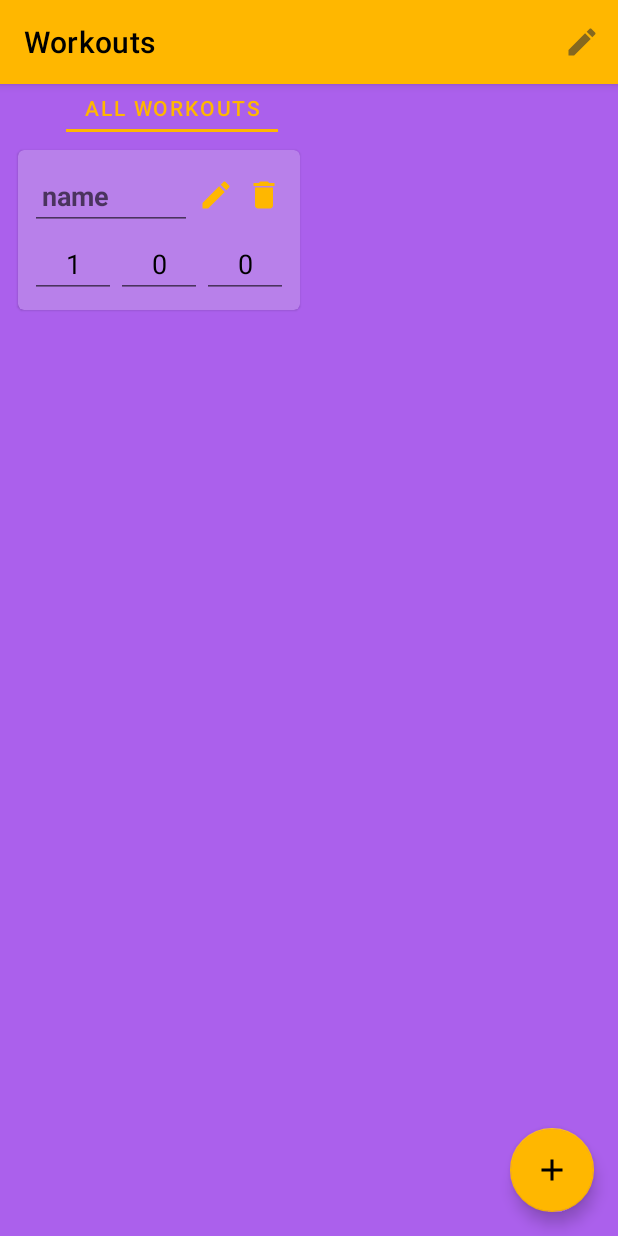
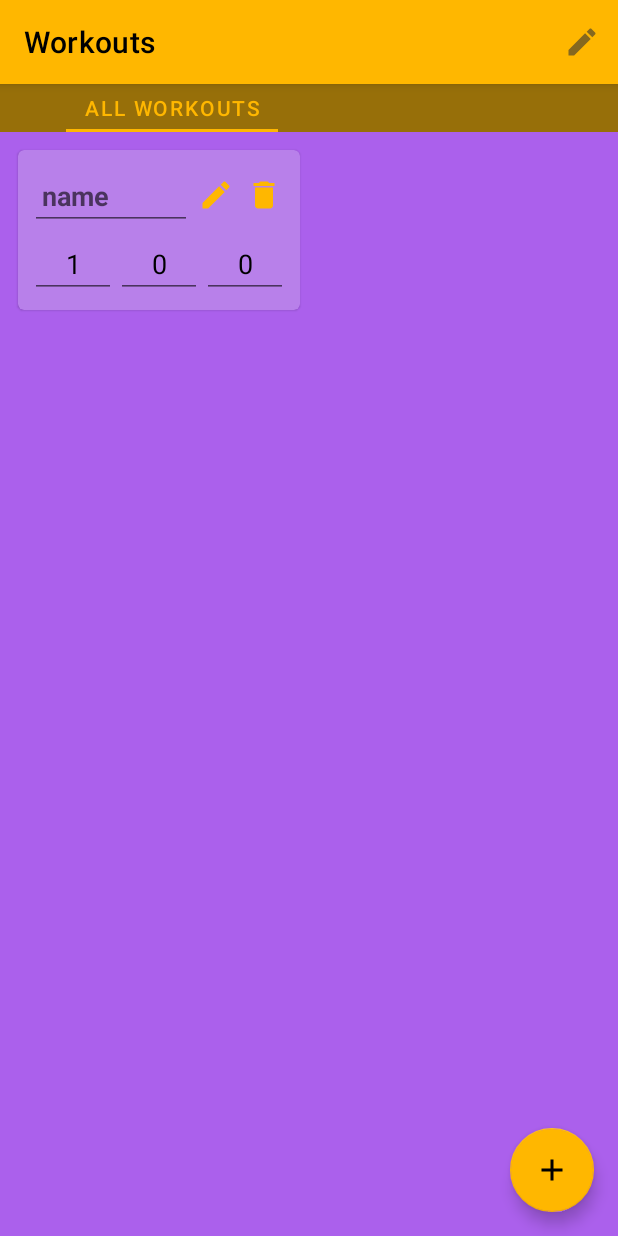
Before and after one commit to edcres/gym-routine, an Android app: the screen it shows after launch (MainActivity), after a tap on an icon or button, on a phone screen of 412 x 824 dp. Run offline under Robolectric (Android 15) with nearby library versions, the light colour scheme and no system bars; our stand-ins replace Room's generated code, data binding.

Commit message:
When edit mode is on, the tabs bar color changes.

```diff
--- a/app/src/main/java/com/aldreduser/gymroutine/ui/main/fragments/StartFragment.kt
+++ b/app/src/main/java/com/aldreduser/gymroutine/ui/main/fragments/StartFragment.kt
@@ -101,9 +101,13 @@ class StartFragment : Fragment() {
                 true -> {
                     binding!!.mainActivityTopAppbar
                         .setBackgroundColor(resources.getColor(R.color.colorHighlight))
+                    binding!!.mainTabLayout
+                        .setBackgroundColor(resources.getColor(R.color.colorSecondaryDark))
                 }
                 false -> {
                     binding!!.mainActivityTopAppbar
+                        .setBackgroundColor(resources.getColor(R.color.colorPrimary))
+                    binding!!.mainTabLayout
                         .setBackgroundColor(resources.getColor(R.color.colorPrimary))
                 }
             }
```
